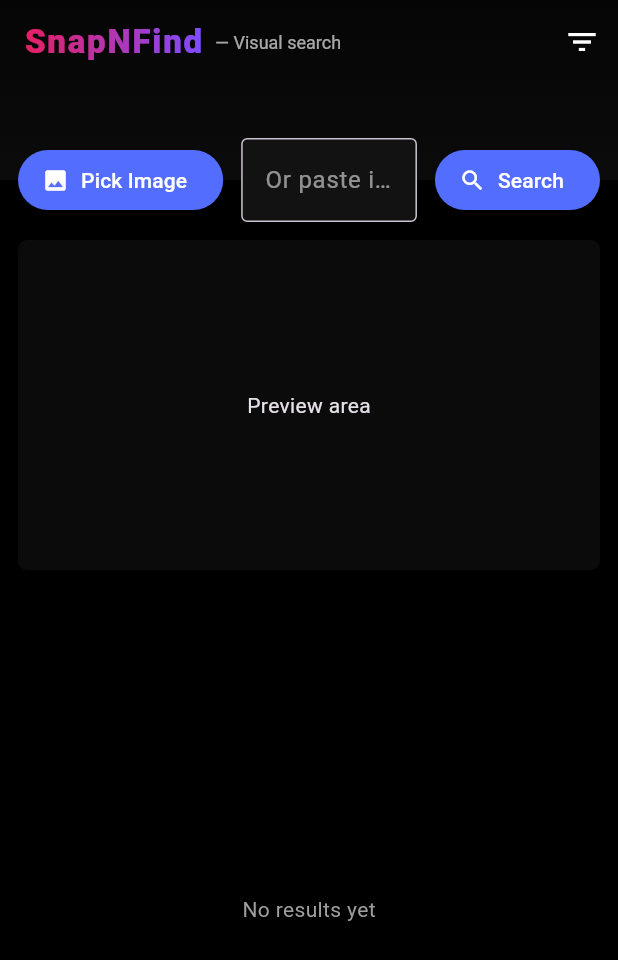
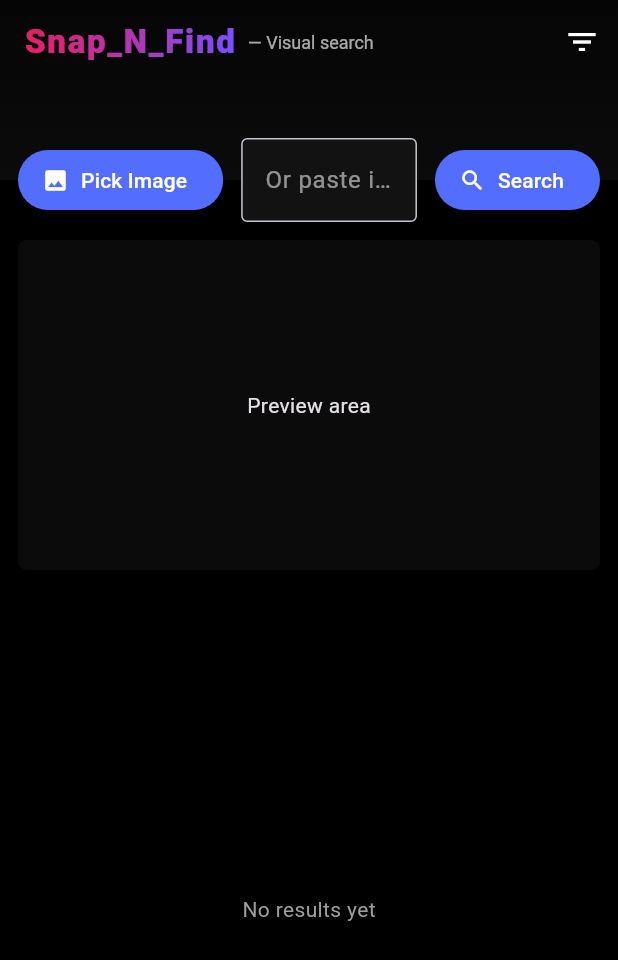
Before and after one commit to shanuwaz/SnapNFind, a Flutter app: the screen it shows after launch, on a phone screen of 412 x 824 dp. Shown: the top 960 px of the screen. Run offline on Flutter 3.47's test engine with Material 3 defaults, Android fonts, the phone set to English and light mode, and no system bars; our stand-ins replace image_picker.

Commit message:
Rename text from 'SnapNFind' to 'Snap_N_Find'

```diff
--- a/productMatcher/vis_rec/lib/main.dart
+++ b/productMatcher/vis_rec/lib/main.dart
@@ -428,7 +428,7 @@
                   return const LinearGradient(colors: [Color(0xFFE91E63), Color(0xFF7C4DFF)]).createShader(Rect.fromLTWH(0, 0, bounds.width, bounds.height));
                 },
                 child: const Text(
-                  'SnapNFind',
+                  'Snap_N_Find',
                   style: TextStyle(
                     fontSize: 22,
                     fontWeight: FontWeight.w900,
```
